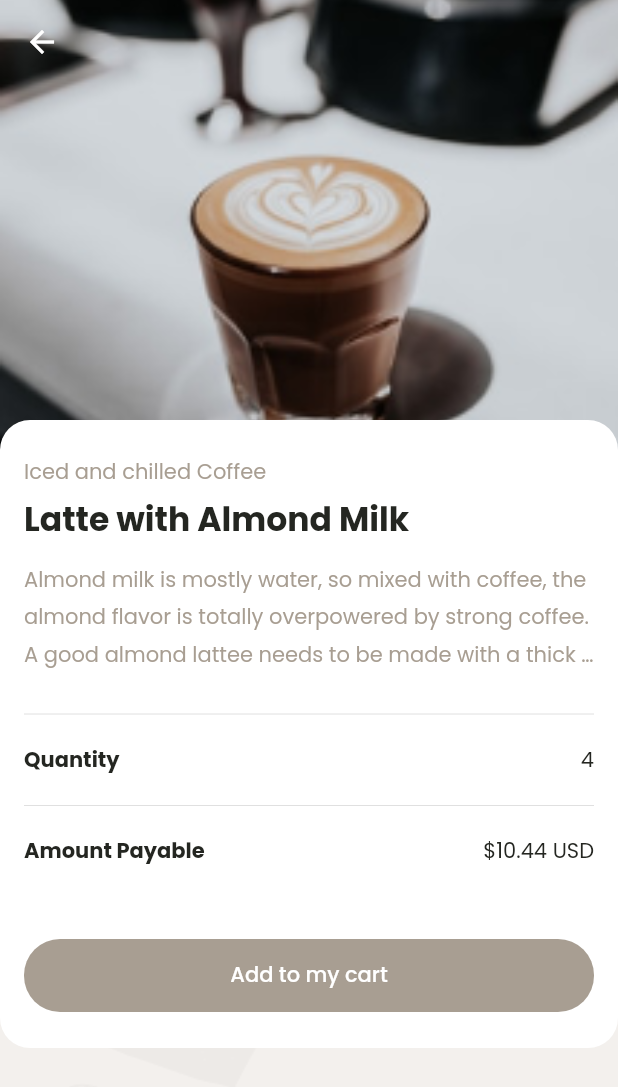
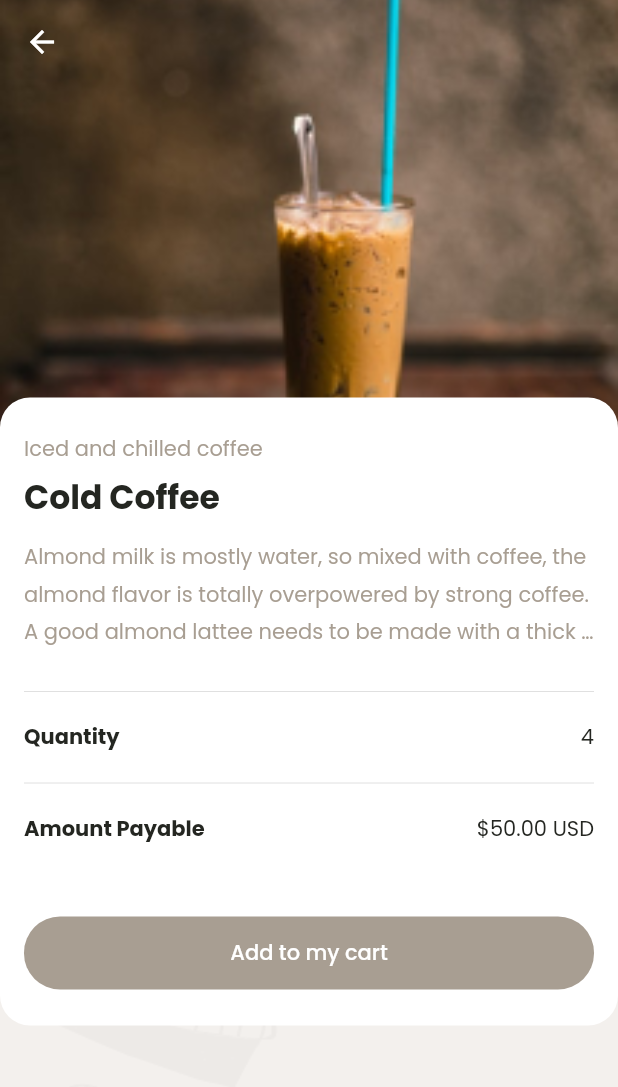
Before and after one commit to Lone-Wolf17/coffee_shop_ui, a Flutter app: the ShopPage screen opened by its route, after a tap on "Black Coffee", after a tap on "Coffee with Milk", after a tap on "Cold Coffee", on a phone screen of 412 x 824 dp. Shown: the top 1087 px of the screen. Run offline on Flutter 3.47's test engine with Material 2 defaults, Android fonts, the phone set to English and light mode, and no system bars; our stand-ins replace badges, flutter_icons, flutter_screenutil, google_fonts.

Commit message:
** Made Coffee Details Page more dynamic (Passed Coffee object to it)

```diff
--- a/lib/main.dart
+++ b/lib/main.dart
@@ -1,3 +1,4 @@
+import 'package:coffee_shop_ui/models/coffee.dart';
 import 'package:coffee_shop_ui/pages/coffee_details_page.dart';
 import 'package:coffee_shop_ui/pages/landing_page.dart';
 import 'package:coffee_shop_ui/pages/shop_page.dart';
@@ -41,7 +42,8 @@ Route<dynamic> _onGenerateRoute(RouteSettings settings) {
       routePage = ShopPage();
       break;
     case CoffeeDetailsPage.pageRoutePath:
-      routePage = CoffeeDetailsPage();
+      final Coffee coffee = settings.arguments;
+      routePage = CoffeeDetailsPage(coffee: coffee);
       break;
     default:
       routePage = LandingPage();
--- a/lib/pages/coffee_details_page.dart
+++ b/lib/pages/coffee_details_page.dart
@@ -1,3 +1,4 @@
+import 'package:coffee_shop_ui/models/coffee.dart';
 import 'package:coffee_shop_ui/utils/constants.dart';
 import 'package:coffee_shop_ui/utils/static_data.dart';
 import 'package:flutter/cupertino.dart';
@@ -6,6 +7,10 @@ import 'package:flutter_screenutil/flutter_screenutil.dart';
 
 class CoffeeDetailsPage extends StatelessWidget {
   static const String pageRoutePath = "/coffee-details";
+
+  final Coffee coffee;
+
+  CoffeeDetailsPage({@required this.coffee});
 
   Widget _doubleColText(String textOne, String textTwo) {
     return Padding(padding: const EdgeInsets.symmetric(vertical: 12), child: Row(
@@ -30,6 +35,7 @@ class CoffeeDetailsPage extends StatelessWidget {
 
   @override
   Widget build(BuildContext context) {
+
     return Scaffold(
       extendBodyBehindAppBar: true,
       appBar: AppBar(
@@ -66,14 +72,12 @@ class CoffeeDetailsPage extends StatelessWidget {
                 decoration: BoxDecoration(
                   image: DecorationImage(
                     fit: BoxFit.cover,
-                    image: AssetImage(
-                      StaticData.product1ImgPath
-                    )
+                    image: coffee.image
                   )
                 ),
               )),
           Positioned(
-              top: 280,
+              top: 265,
               width: MediaQuery.of(context).size.width,
               child: Container(
                 padding: EdgeInsets.symmetric(horizontal: 16, vertical: 24),
@@ -85,12 +89,12 @@ class CoffeeDetailsPage extends StatelessWidget {
                   crossAxisAlignment: CrossAxisAlignment.start,
                   children: [
                     Text(
-                      "Iced and chilled Coffee",
+                      coffee.description,
                       style: TextStyle(color: kTextColor),
                     ),
                     SizedBox(height: 5),
                     Text(
-                      "Latte with Almond Milk",
+                      coffee.name,
                       style: TextStyle(
                         color: kPrimaryColor,
                         fontWeight: FontWeight.w700,
@@ -111,7 +115,7 @@ class CoffeeDetailsPage extends StatelessWidget {
                     Divider(),
                     _doubleColText("Quantity", "4"),
                     Divider(),
-                    _doubleColText("Amount Payable", "\$10.44 USD"),
+                    _doubleColText("Amount Payable", "\$${coffee.price.toStringAsFixed(2)} USD"),
                     SizedBox(height: 36),
                     Container(
                       width: double.infinity,
--- a/lib/utils/helper.dart
+++ b/lib/utils/helper.dart
@@ -1,5 +1,5 @@
 import 'package:flutter/material.dart';
 
-void nextScreen (BuildContext context, String path) {
-  Navigator.of(context).pushNamed(path);
+void nextScreen (BuildContext context, String path, {dynamic arguments}) {
+  Navigator.of(context).pushNamed(path, arguments: arguments);
 }
--- a/lib/widgets/coffee_listing.dart
+++ b/lib/widgets/coffee_listing.dart
@@ -18,7 +18,8 @@ class CoffeeListing extends StatelessWidget {
         itemBuilder: (BuildContext context, int index) {
           return GestureDetector(
             onTap: () {
-              nextScreen(context, CoffeeDetailsPage.pageRoutePath);
+              nextScreen(context, CoffeeDetailsPage.pageRoutePath,
+                  arguments: StaticData.coffees[index]);
             },
             child: ClipRRect(
               borderRadius: BorderRadius.circular(12),
@@ -62,15 +63,12 @@ class CoffeeListing extends StatelessWidget {
                                 Text(
                                   "\$${StaticData.coffees[index].price.toStringAsFixed(2)}",
                                   style: TextStyle(
-                                    fontSize: 16,
-                                    fontWeight: FontWeight.bold
-                                  ),
+                                      fontSize: 16,
+                                      fontWeight: FontWeight.bold),
                                 ),
                                 GestureDetector(
-                                  onTap: (){},
-                                  child: Icon(
-                                    FlutterIcons.add_circle_mdi
-                                  ),
+                                  onTap: () {},
+                                  child: Icon(FlutterIcons.add_circle_mdi),
                                 )
                               ],
                             ),
```
